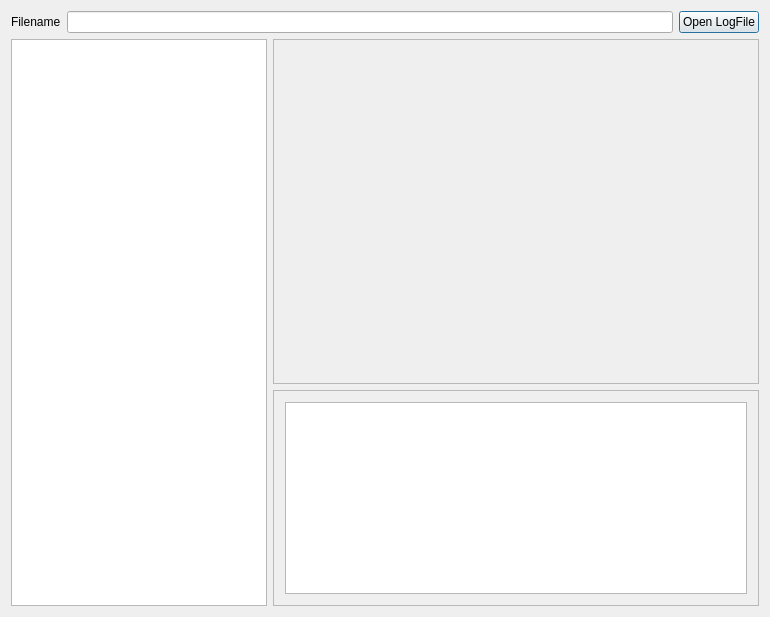
roberto1903/companion9x, file src/logsdialog.ui: the form before one commit.
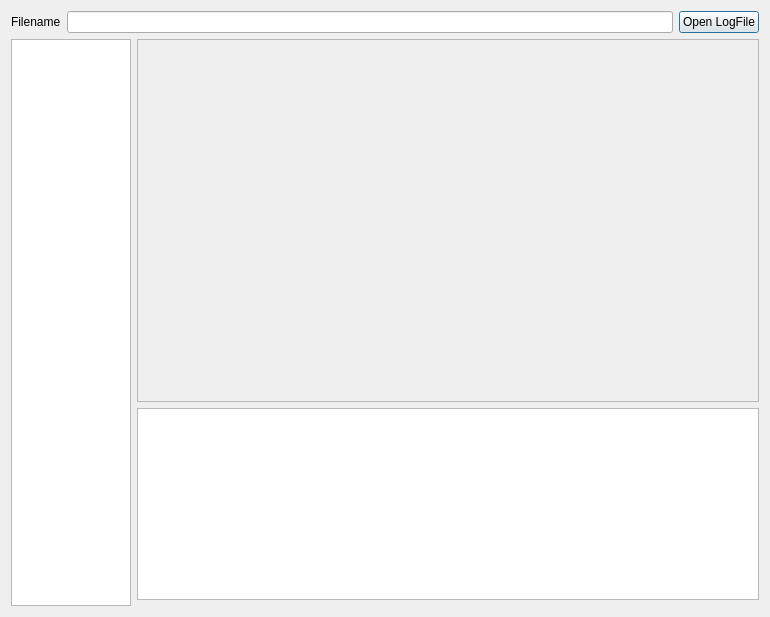
The form after the commit. Icons and pictures are not drawn. Custom widgets are drawn as their Qt base class.

What changed in the file:
```diff
--- a/src/logsdialog.ui
+++ b/src/logsdialog.ui
@@ -17,15 +17,42 @@
    <iconset resource="companion9x.qrc">
     <normaloff>:/icon.png</normaloff>:/icon.png</iconset>
   </property>
-  <layout class="QGridLayout" name="gridLayout_2" rowstretch="0,1,0" columnstretch="0,1" rowminimumheight="0,1,0">
-   <item row="1" column="0" rowspan="2">
-    <widget class="QTableWidget" name="tableWidget_2">
+  <layout class="QGridLayout" name="gridLayout_2" rowstretch="0,1,0,0" columnstretch="0,1" rowminimumheight="0,1,0,0">
+   <item row="1" column="0" rowspan="3">
+    <widget class="QTableWidget" name="FieldsTW">
      <property name="sizePolicy">
-      <sizepolicy hsizetype="MinimumExpanding" vsizetype="Expanding">
+      <sizepolicy hsizetype="Maximum" vsizetype="Expanding">
        <horstretch>0</horstretch>
        <verstretch>0</verstretch>
       </sizepolicy>
      </property>
+     <property name="maximumSize">
+      <size>
+       <width>120</width>
+       <height>16777215</height>
+      </size>
+     </property>
+     <property name="autoScrollMargin">
+      <number>0</number>
+     </property>
+     <property name="editTriggers">
+      <set>QAbstractItemView::NoEditTriggers</set>
+     </property>
+     <property name="showGrid">
+      <bool>false</bool>
+     </property>
+     <property name="sortingEnabled">
+      <bool>false</bool>
+     </property>
+     <property name="columnCount">
+      <number>0</number>
+     </property>
+     <attribute name="horizontalHeaderStretchLastSection">
+      <bool>true</bool>
+     </attribute>
+     <attribute name="verticalHeaderVisible">
+      <bool>false</bool>
+     </attribute>
     </widget>
    </item>
    <item row="1" column="1">
@@ -68,37 +95,6 @@
      </layout>
     </widget>
    </item>
-   <item row="2" column="1">
-    <widget class="QScrollArea" name="scrollArea">
-     <property name="minimumSize">
-      <size>
-       <width>0</width>
-       <height>150</height>
-      </size>
-     </property>
-     <property name="widgetResizable">
-      <bool>true</bool>
-     </property>
-     <widget class="QWidget" name="scrollAreaWidgetContents">
-      <property name="geometry">
-       <rect>
-        <x>0</x>
-        <y>0</y>
-        <width>496</width>
-        <height>200</height>
-       </rect>
-      </property>
-      <layout class="QFormLayout" name="formLayout">
-       <property name="fieldGrowthPolicy">
-        <enum>QFormLayout::ExpandingFieldsGrow</enum>
-       </property>
-       <item row="0" column="0" colspan="2">
-        <widget class="QTableWidget" name="logTable"/>
-       </item>
-      </layout>
-     </widget>
-    </widget>
-   </item>
    <item row="0" column="0" colspan="2">
     <layout class="QHBoxLayout" name="horizontalLayout">
      <item>
@@ -124,6 +120,49 @@
      </item>
     </layout>
    </item>
+   <item row="2" column="1">
+    <widget class="QTableWidget" name="logTable">
+     <property name="sizePolicy">
+      <sizepolicy hsizetype="MinimumExpanding" vsizetype="MinimumExpanding">
+       <horstretch>0</horstretch>
+       <verstretch>0</verstretch>
+      </sizepolicy>
+     </property>
+     <property name="editTriggers">
+      <set>QAbstractItemView::NoEditTriggers</set>
+     </property>
+     <property name="showDropIndicator" stdset="0">
+      <bool>false</bool>
+     </property>
+     <property name="dragDropOverwriteMode">
+      <bool>false</bool>
+     </property>
+     <property name="alternatingRowColors">
+      <bool>true</bool>
+     </property>
+     <property name="textElideMode">
+      <enum>Qt::ElideNone</enum>
+     </property>
+     <property name="rowCount">
+      <number>0</number>
+     </property>
+     <property name="columnCount">
+      <number>0</number>
+     </property>
+     <attribute name="verticalHeaderVisible">
+      <bool>true</bool>
+     </attribute>
+     <attribute name="verticalHeaderDefaultSectionSize">
+      <number>18</number>
+     </attribute>
+     <attribute name="verticalHeaderHighlightSections">
+      <bool>true</bool>
+     </attribute>
+     <attribute name="verticalHeaderStretchLastSection">
+      <bool>false</bool>
+     </attribute>
+    </widget>
+   </item>
   </layout>
  </widget>
  <layoutdefault spacing="6" margin="11"/>
```
